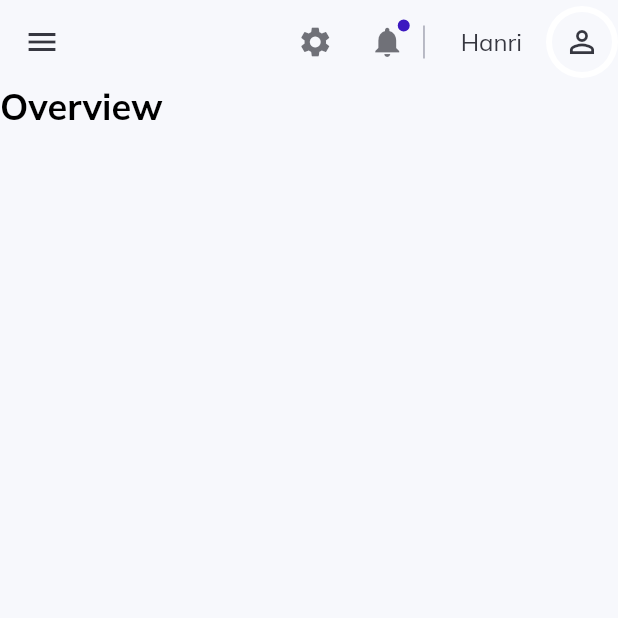
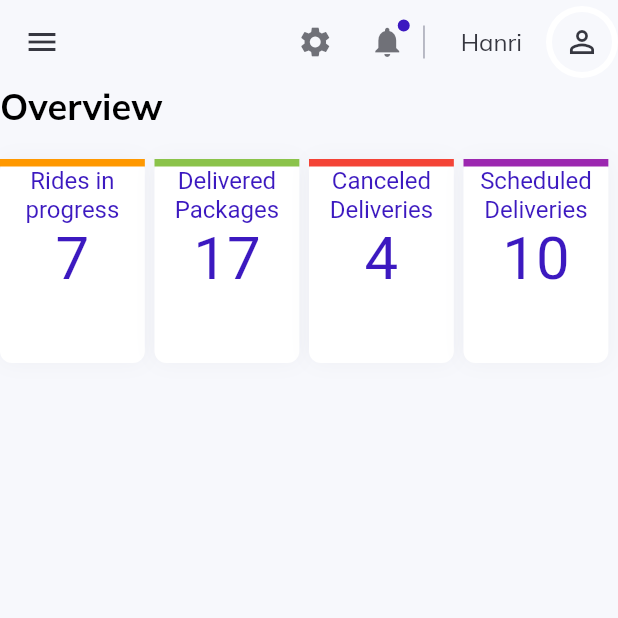
Before and after one commit to Hhanri/admin_panel_tutorial, a Flutter app: the screen it shows after launch, on a phone screen of 412 x 824 dp, the top half of it. Run offline on Flutter 3.47's test engine with Material 2 defaults, Android fonts, the phone set to English and light mode, and no system bars; our stand-ins replace get, google_fonts.

Commit message:
mock data for OverviewCards, OverviewCardsLargeWidgetm, InfoCard small and large Widget,

```diff
--- /dev/null
+++ b/lib/constants/data.dart
@@ -0,0 +1,21 @@
+import 'package:flutter/material.dart';
+
+class OverviewCardDataModel {
+  final String title;
+  final String value;
+  final Color color;
+  final bool isActive;
+
+  OverviewCardDataModel({
+    required this.title,
+    required this.value,
+    required this.color,
+    required this.isActive});
+
+  static final List<OverviewCardDataModel> mockData = [
+    OverviewCardDataModel(title: "Rides in progress", value: "7", color: Colors.orange, isActive: true),
+    OverviewCardDataModel(title: "Delivered Packages", value: "17", color: Colors.lightGreen, isActive: true),
+    OverviewCardDataModel(title: "Canceled Deliveries", value: "4", color: Colors.red, isActive: true),
+    OverviewCardDataModel(title: "Scheduled Deliveries", value: "10", color: Colors.purple, isActive: true),
+  ];
+}
--- a/lib/pages/overview/overview.dart
+++ b/lib/pages/overview/overview.dart
@@ -1,3 +1,4 @@
+import 'package:admin_panel_tutorial/pages/overview/widgets/overview_cards_large_widget.dart';
 import 'package:admin_panel_tutorial/widgets/page_title_widget.dart';
 import 'package:flutter/material.dart';
 
@@ -7,8 +8,17 @@ class OverviewPage extends StatelessWidget {
   @override
   Widget build(BuildContext context) {
     return Column(
-      children: const [
-        PageTitleWidget()
+      mainAxisAlignment: MainAxisAlignment.start,
+      children: [
+        const PageTitleWidget(),
+        const SizedBox(height: 20),
+        Expanded(
+          child: Column(
+            children: const [
+              OverviewCardsLargeWidget(),
+            ],
+          ),
+        )
       ],
     );
   }
--- /dev/null
+++ b/lib/pages/overview/widgets/info_card_small_widget.dart
@@ -0,0 +1,43 @@
+import 'package:admin_panel_tutorial/constants/style.dart';
+import 'package:admin_panel_tutorial/widgets/custom_text_widget.dart';
+import 'package:flutter/material.dart';
+
+class InfoCardSmallWidget extends StatelessWidget {
+  final String title;
+  final String value;
+  final Color topColor;
+  final bool isActive;
+  final VoidCallback onTap;
+  const InfoCardSmallWidget({
+    Key? key,
+    required this.title,
+    required this.value,
+    required this.topColor,
+    required this.isActive,
+    required this.onTap
+  }) : super(key: key);
+
+  @override
+  Widget build(BuildContext context) {
+    return Expanded(
+      child: InkWell(
+        onTap: onTap,
+        child: Container(
+          padding: const EdgeInsets.all(24),
+          decoration: BoxDecoration(
+            color: Colors.white,
+            borderRadius: BorderRadius.circular(8),
+            border: Border.all(color: isActive ? active : lightGrey, width: 3)
+          ),
+          child: Row(
+            mainAxisAlignment: MainAxisAlignment.spaceBetween,
+            children: [
+              CustomTextWidget(text: title, size: 24, color: isActive ? active : lightGrey, fontWeight: FontWeight.w300),
+              CustomTextWidget(text: value, size: 24, color: isActive ? active : lightGrey, fontWeight: FontWeight.bold)
+            ],
+          ),
+        ),
+      ),
+    );
+  }
+}
--- /dev/null
+++ b/lib/pages/overview/widgets/info_card_widget.dart
@@ -0,0 +1,72 @@
+import 'package:admin_panel_tutorial/constants/style.dart';
+import 'package:flutter/material.dart';
+
+class InfoCardWidget extends StatelessWidget {
+  final String title;
+  final String value;
+  final Color topColor;
+  final bool isActive;
+  final VoidCallback onTap;
+  const InfoCardWidget({
+    Key? key,
+    required this.title,
+    required this.value,
+    required this.topColor,
+    required this.isActive,
+    required this.onTap
+  }) : super(key: key);
+
+  @override
+  Widget build(BuildContext context) {
+    return Expanded(
+      child: InkWell(
+        onTap: onTap,
+        child: Container(
+          height: 136,
+          alignment: Alignment.center,
+          decoration: BoxDecoration(
+            color: Colors.white,
+            boxShadow:[
+              BoxShadow(
+                offset: const Offset(0, 0),
+                color: lightGrey.withOpacity(0.1),
+                blurRadius: 12
+              )
+            ],
+            borderRadius: BorderRadius.circular(8)
+          ),
+          child: Column(
+            children: [
+              Row(
+                children: [
+                  Expanded(child: Container(color: topColor, height: 5,)),
+                ],
+              ),
+              RichText(
+                textAlign: TextAlign.center,
+                text: TextSpan(
+                  children: [
+                    TextSpan(
+                      text: "$title\n",
+                      style: TextStyle(
+                        fontSize: 16,
+                        color: isActive ? active : lightGrey
+                      )
+                    ),
+                    TextSpan(
+                      text: value,
+                      style: TextStyle(
+                        fontSize: 40,
+                        color: isActive ? active : lightGrey
+                      )
+                    )
+                  ]
+                )
+              ),
+            ],
+          ),
+        ),
+      ),
+    );
+  }
+}
--- a/lib/pages/overview/widgets/overview_cards_large_widget.dart
+++ b/lib/pages/overview/widgets/overview_cards_large_widget.dart
@@ -0,0 +1,18 @@
+import 'package:admin_panel_tutorial/constants/data.dart';
+import 'package:admin_panel_tutorial/pages/overview/widgets/info_card_widget.dart';
+import 'package:flutter/material.dart';
+
+class OverviewCardsLargeWidget extends StatelessWidget {
+  const OverviewCardsLargeWidget({Key? key}) : super(key: key);
+
+  @override
+  Widget build(BuildContext context) {
+    double width = MediaQuery.of(context).size.width / 64;
+    List<Widget> cards = [];
+    OverviewCardDataModel.mockData.forEach((item) {
+      cards.add(InfoCardWidget(title: item.title, value: item.value, topColor: item.color, isActive: item.isActive, onTap: () {}));
+      cards.add(SizedBox(width: width));
+    });
+    return Row(children: cards);
+  }
+}
```
